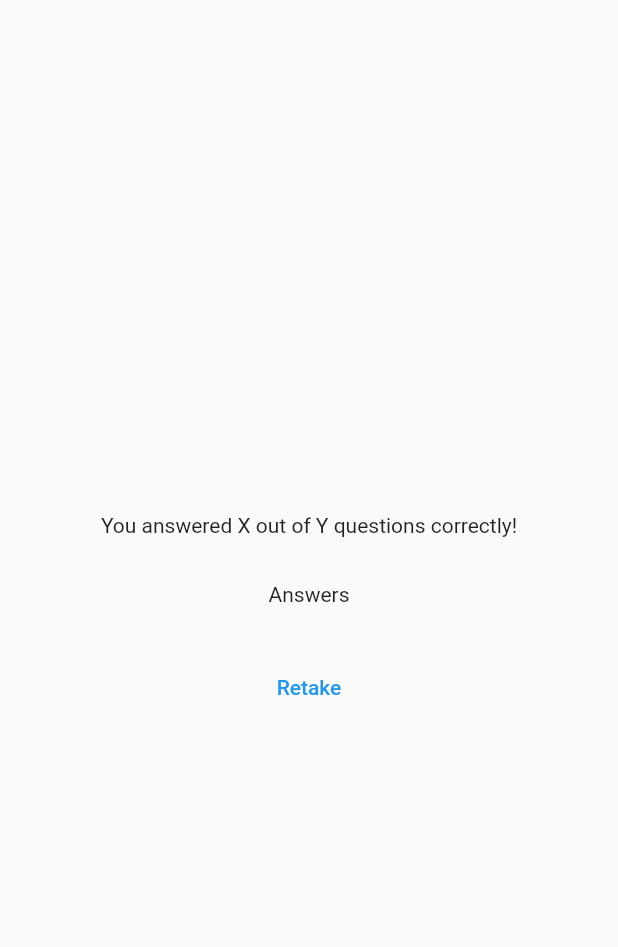
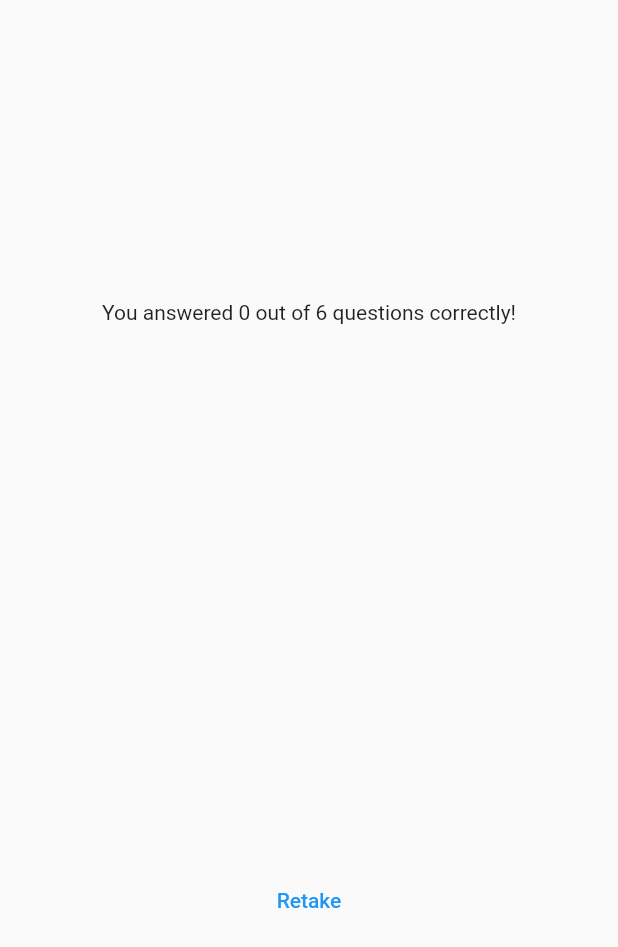
Before and after one commit to hzmehab/quiz_app, a Flutter app: the ResultsScreen widget shown alone on an empty page, opened directly with empty values, on a phone screen of 412 x 824 dp. Shown: the top 947 px of the screen. Run offline on Flutter 3.47's test engine with Material 2 defaults, Android fonts, the phone set to English and light mode, and no system bars; our stand-ins replace google_fonts.

Commit message:
add questions summary to results screen to display wrong and right answers

```diff
--- a/lib/quiz.dart
+++ b/lib/quiz.dart
@@ -28,7 +28,6 @@ class _Quiz extends State<Quiz> {
     selectedAnswers.add(answer);
     if (selectedAnswers.length == questions.length) {
       setState(() {
-        selectedAnswers = [];
         activeScreen = ResultsScreen(
           selectedAnswers,
         );
--- a/lib/results_screen.dart
+++ b/lib/results_screen.dart
@@ -1,5 +1,6 @@
 import 'package:flutter/material.dart';
 import 'package:quiz_app/data/questions.dart';
+import 'package:quiz_app/questions_summary.dart';
 
 class ResultsScreen extends StatelessWidget {
   const ResultsScreen(
@@ -24,6 +25,12 @@ class ResultsScreen extends StatelessWidget {
 
   @override
   Widget build(BuildContext context) {
+    final summaryData = getSummaryData();
+    final numTotalQuestions = questions.length;
+    final numCorrectQuestions = summaryData.where((data) {
+      return data['user_answer'] == data['correct_answer'];
+    }).length;
+
     return SizedBox(
       width: double.infinity,
       child: Container(
@@ -31,13 +38,13 @@ class ResultsScreen extends StatelessWidget {
         child: Column(
           mainAxisAlignment: MainAxisAlignment.center,
           children: [
-            const Text(
-              'You answered X out of Y questions correctly!',
+            Text(
+              'You answered $numCorrectQuestions out of $numTotalQuestions questions correctly!',
             ),
             const SizedBox(
               height: 30,
             ),
-            const Text('Answers'),
+            QuestionsSummary(summaryData),
             const SizedBox(
               height: 30,
             ),
```
Also changed, not shown: lib/questions_summary.dart (added, +37 -0 lines).
